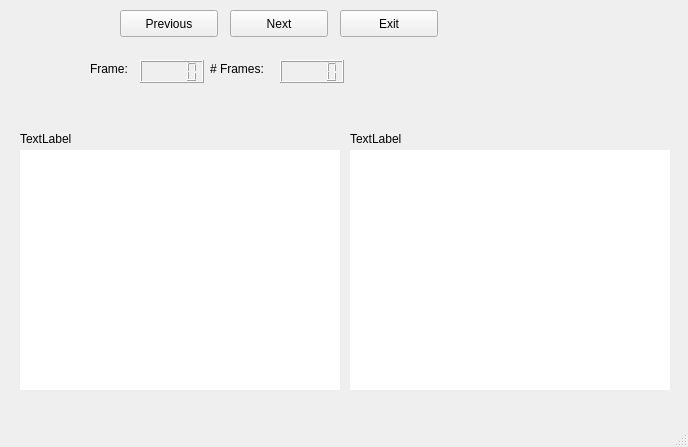
Qt form VisionTraining/visioncomparitor.ui (NUbots/robocup) before a commit.
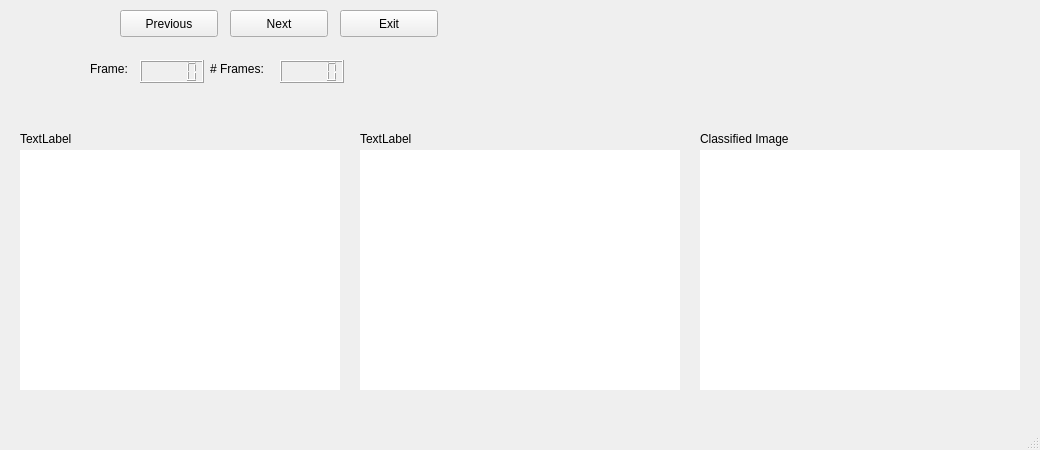
The same form after that commit.

What changed in the file:
```diff
--- a/VisionTraining/visioncomparitor.ui
+++ b/VisionTraining/visioncomparitor.ui
@@ -6,8 +6,8 @@
    <rect>
     <x>0</x>
     <y>0</y>
-    <width>688</width>
-    <height>447</height>
+    <width>1040</width>
+    <height>450</height>
    </rect>
   </property>
   <property name="windowTitle">
@@ -17,7 +17,7 @@
    <widget class="QGraphicsView" name="imageView_2">
     <property name="geometry">
      <rect>
-      <x>350</x>
+      <x>360</x>
       <y>150</y>
       <width>320</width>
       <height>240</height>
@@ -107,7 +107,7 @@
    <widget class="QLabel" name="label_2">
     <property name="geometry">
      <rect>
-      <x>350</x>
+      <x>360</x>
       <y>130</y>
       <width>321</width>
       <height>17</height>
@@ -163,6 +163,38 @@
      <string># Frames:</string>
     </property>
    </widget>
+   <widget class="QGraphicsView" name="imageView_3">
+    <property name="geometry">
+     <rect>
+      <x>700</x>
+      <y>150</y>
+      <width>320</width>
+      <height>240</height>
+     </rect>
+    </property>
+    <property name="frameShape">
+     <enum>QFrame::NoFrame</enum>
+    </property>
+    <property name="frameShadow">
+     <enum>QFrame::Plain</enum>
+    </property>
+    <property name="lineWidth">
+     <number>0</number>
+    </property>
+   </widget>
+   <widget class="QLabel" name="label_5">
+    <property name="geometry">
+     <rect>
+      <x>700</x>
+      <y>130</y>
+      <width>321</width>
+      <height>17</height>
+     </rect>
+    </property>
+    <property name="text">
+     <string>Classified Image</string>
+    </property>
+   </widget>
   </widget>
   <widget class="QMenuBar" name="menubar">
    <property name="geometry">
```
Left out of the diff: 2 changed lines with no effect on the pictures.
